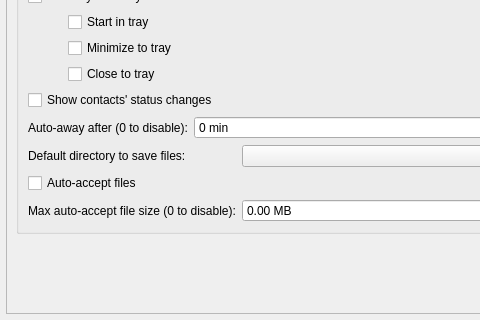
Before: the Qt Designer form src/widget/form/settings/generalsettings.ui in qTox/qTox, drawn with Qt 5; both pictures show x 0 to 480 and y 191 to 511 of the 1312 by 511 pixel window.
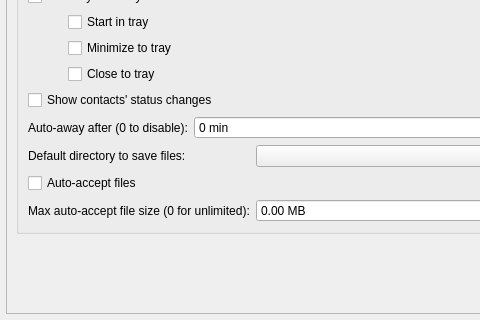
After: the same form once the commit is applied. Custom widgets are drawn as their Qt base class.

Commit message:
feat(ui): Make auto-accept size 0 wording less ambiguous
0 disables the max size, but doesn't disable auto-accept in its entirety.

Patch:
```diff
--- a/src/widget/form/settings/generalsettings.ui
+++ b/src/widget/form/settings/generalsettings.ui
@@ -310,7 +310,7 @@
             <item row="4" column="0">
              <widget class="QLabel" name="maxAutoAcceptSizeLabel">
               <property name="text">
-               <string>Max auto-accept file size (0 to disable):</string>
+               <string>Max auto-accept file size (0 for unlimited):</string>
               </property>
              </widget>
             </item>
```
